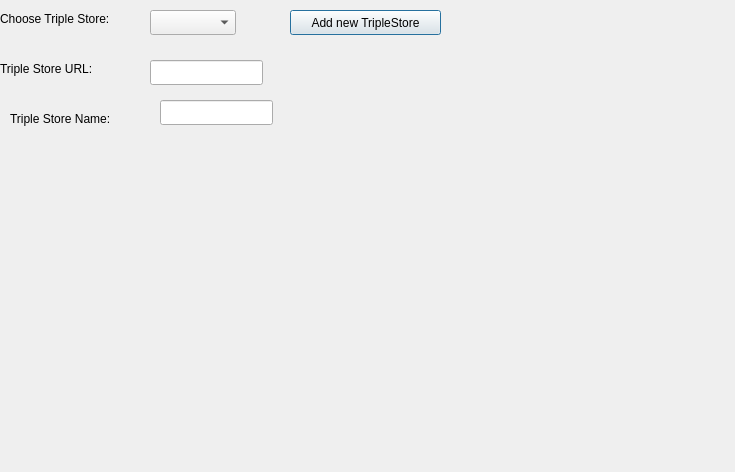
This is triplestoredialog.ui in sparqlunicorn/sparqlunicornGoesGIS as Qt 5 draws it before an edit. The edited form follows.
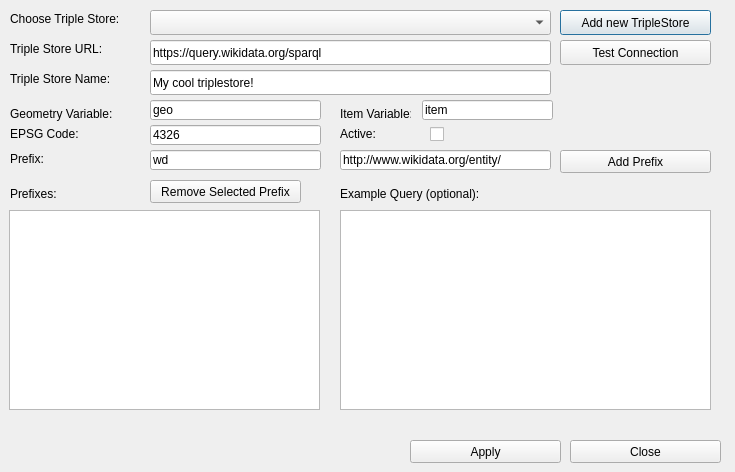
This is the edited form.

```diff
--- a/triplestoredialog.ui
+++ b/triplestoredialog.ui
@@ -16,7 +16,7 @@
   <widget class="QLabel" name="tripleStoreChooserLabel">
    <property name="geometry">
     <rect>
-     <x>0</x>
+     <x>10</x>
      <y>10</y>
      <width>161</width>
      <height>17</height>
@@ -31,7 +31,7 @@
     <rect>
      <x>150</x>
      <y>10</y>
-     <width>86</width>
+     <width>401</width>
      <height>25</height>
     </rect>
    </property>
@@ -39,7 +39,7 @@
   <widget class="QPushButton" name="addTripleStoreButton">
    <property name="geometry">
     <rect>
-     <x>290</x>
+     <x>560</x>
      <y>10</y>
      <width>151</width>
      <height>25</height>
@@ -52,8 +52,8 @@
   <widget class="QLabel" name="tripleStoreLabel">
    <property name="geometry">
     <rect>
-     <x>0</x>
-     <y>60</y>
+     <x>10</x>
+     <y>40</y>
      <width>161</width>
      <height>17</height>
     </rect>
@@ -66,17 +66,20 @@
    <property name="geometry">
     <rect>
      <x>150</x>
-     <y>60</y>
-     <width>113</width>
+     <y>40</y>
+     <width>401</width>
      <height>25</height>
     </rect>
    </property>
+   <property name="text">
+    <string>https://query.wikidata.org/sparql</string>
+   </property>
   </widget>
   <widget class="QLabel" name="tripleStoreNameLabel">
    <property name="geometry">
     <rect>
      <x>10</x>
-     <y>110</y>
+     <y>70</y>
      <width>161</width>
      <height>17</height>
     </rect>
@@ -88,10 +91,267 @@
   <widget class="QLineEdit" name="tripleStoreNameEdit">
    <property name="geometry">
     <rect>
-     <x>160</x>
+     <x>150</x>
+     <y>70</y>
+     <width>401</width>
+     <height>25</height>
+    </rect>
+   </property>
+   <property name="text">
+    <string>My cool triplestore!</string>
+   </property>
+  </widget>
+  <widget class="QLabel" name="queryVarLabel">
+   <property name="geometry">
+    <rect>
+     <x>10</x>
+     <y>105</y>
+     <width>161</width>
+     <height>17</height>
+    </rect>
+   </property>
+   <property name="text">
+    <string>Geometry Variable:</string>
+   </property>
+  </widget>
+  <widget class="QLineEdit" name="queryVarEdit">
+   <property name="geometry">
+    <rect>
+     <x>150</x>
      <y>100</y>
-     <width>113</width>
+     <width>171</width>
+     <height>20</height>
+    </rect>
+   </property>
+   <property name="text">
+    <string>geo</string>
+   </property>
+  </widget>
+  <widget class="QPushButton" name="testConnectButton">
+   <property name="geometry">
+    <rect>
+     <x>560</x>
+     <y>40</y>
+     <width>151</width>
      <height>25</height>
+    </rect>
+   </property>
+   <property name="text">
+    <string>Test Connection</string>
+   </property>
+  </widget>
+  <widget class="QLabel" name="queryVarItemLabel">
+   <property name="geometry">
+    <rect>
+     <x>340</x>
+     <y>105</y>
+     <width>71</width>
+     <height>17</height>
+    </rect>
+   </property>
+   <property name="text">
+    <string>Item Variable:</string>
+   </property>
+  </widget>
+  <widget class="QLineEdit" name="queryVarItemEdit">
+   <property name="geometry">
+    <rect>
+     <x>422</x>
+     <y>100</y>
+     <width>131</width>
+     <height>20</height>
+    </rect>
+   </property>
+   <property name="text">
+    <string>item</string>
+   </property>
+  </widget>
+  <widget class="QLabel" name="epsgLabel">
+   <property name="geometry">
+    <rect>
+     <x>10</x>
+     <y>125</y>
+     <width>161</width>
+     <height>17</height>
+    </rect>
+   </property>
+   <property name="text">
+    <string>EPSG Code:</string>
+   </property>
+  </widget>
+  <widget class="QLineEdit" name="epsgEdit">
+   <property name="geometry">
+    <rect>
+     <x>150</x>
+     <y>125</y>
+     <width>171</width>
+     <height>20</height>
+    </rect>
+   </property>
+   <property name="text">
+    <string>4326</string>
+   </property>
+  </widget>
+  <widget class="QLabel" name="activeTripleStoreLabel">
+   <property name="geometry">
+    <rect>
+     <x>340</x>
+     <y>125</y>
+     <width>161</width>
+     <height>17</height>
+    </rect>
+   </property>
+   <property name="text">
+    <string>Active:</string>
+   </property>
+  </widget>
+  <widget class="QCheckBox" name="activeCheckBox">
+   <property name="geometry">
+    <rect>
+     <x>430</x>
+     <y>125</y>
+     <width>70</width>
+     <height>18</height>
+    </rect>
+   </property>
+   <property name="text">
+    <string/>
+   </property>
+  </widget>
+  <widget class="QLineEdit" name="tripleStorePrefixNameEdit">
+   <property name="geometry">
+    <rect>
+     <x>150</x>
+     <y>150</y>
+     <width>171</width>
+     <height>20</height>
+    </rect>
+   </property>
+   <property name="text">
+    <string>wd</string>
+   </property>
+  </widget>
+  <widget class="QLabel" name="tripleStorePrefixNameLabel">
+   <property name="geometry">
+    <rect>
+     <x>10</x>
+     <y>150</y>
+     <width>161</width>
+     <height>17</height>
+    </rect>
+   </property>
+   <property name="text">
+    <string>Prefix:</string>
+   </property>
+  </widget>
+  <widget class="QPushButton" name="addPrefixButton">
+   <property name="geometry">
+    <rect>
+     <x>560</x>
+     <y>150</y>
+     <width>151</width>
+     <height>23</height>
+    </rect>
+   </property>
+   <property name="text">
+    <string>Add Prefix</string>
+   </property>
+  </widget>
+  <widget class="QLabel" name="prefixListLabel">
+   <property name="geometry">
+    <rect>
+     <x>10</x>
+     <y>185</y>
+     <width>161</width>
+     <height>17</height>
+    </rect>
+   </property>
+   <property name="text">
+    <string>Prefixes:</string>
+   </property>
+  </widget>
+  <widget class="QPushButton" name="removePrefixButton">
+   <property name="geometry">
+    <rect>
+     <x>150</x>
+     <y>180</y>
+     <width>151</width>
+     <height>23</height>
+    </rect>
+   </property>
+   <property name="text">
+    <string>Remove Selected Prefix</string>
+   </property>
+  </widget>
+  <widget class="QLabel" name="exampleQueryLabel">
+   <property name="geometry">
+    <rect>
+     <x>340</x>
+     <y>185</y>
+     <width>161</width>
+     <height>17</height>
+    </rect>
+   </property>
+   <property name="text">
+    <string>Example Query (optional):</string>
+   </property>
+  </widget>
+  <widget class="QLineEdit" name="tripleStorePrefixEdit">
+   <property name="geometry">
+    <rect>
+     <x>340</x>
+     <y>150</y>
+     <width>211</width>
+     <height>20</height>
+    </rect>
+   </property>
+   <property name="text">
+    <string>http://www.wikidata.org/entity/</string>
+   </property>
+  </widget>
+  <widget class="QPushButton" name="tripleStoreApplyButton">
+   <property name="geometry">
+    <rect>
+     <x>410</x>
+     <y>440</y>
+     <width>151</width>
+     <height>23</height>
+    </rect>
+   </property>
+   <property name="text">
+    <string>Apply</string>
+   </property>
+  </widget>
+  <widget class="QPushButton" name="tripleStoreCloseButton">
+   <property name="geometry">
+    <rect>
+     <x>570</x>
+     <y>440</y>
+     <width>151</width>
+     <height>23</height>
+    </rect>
+   </property>
+   <property name="text">
+    <string>Close</string>
+   </property>
+  </widget>
+  <widget class="QListWidget" name="prefixList">
+   <property name="geometry">
+    <rect>
+     <x>9</x>
+     <y>210</y>
+     <width>311</width>
+     <height>200</height>
+    </rect>
+   </property>
+  </widget>
+  <widget class="QPlainTextEdit" name="exampleQuery">
+   <property name="geometry">
+    <rect>
+     <x>340</x>
+     <y>210</y>
+     <width>371</width>
+     <height>200</height>
     </rect>
    </property>
   </widget>
```
